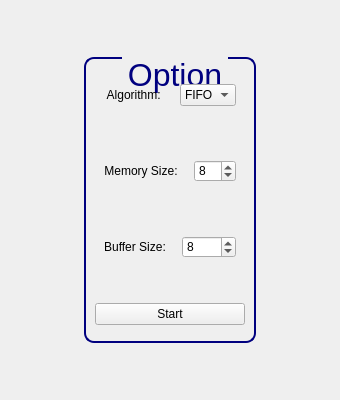
First picture: the form in OS_QAsys/ui/startwidget.ui, repository supine0703/OS_QASys, before the edit.
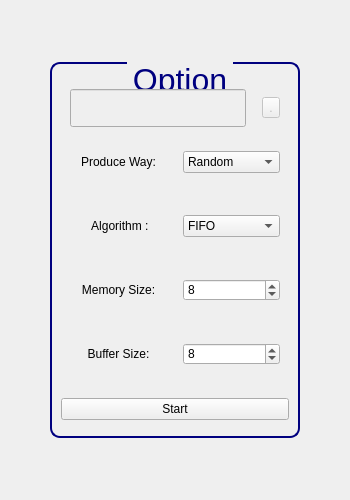
Second picture: the form after the edit.

```diff
--- a/OS_QAsys/ui/startwidget.ui
+++ b/OS_QAsys/ui/startwidget.ui
@@ -6,8 +6,8 @@
    <rect>
     <x>0</x>
     <y>0</y>
-    <width>340</width>
-    <height>400</height>
+    <width>350</width>
+    <height>500</height>
    </rect>
   </property>
   <property name="windowTitle">
@@ -59,9 +59,9 @@
      <property name="alignment">
       <set>Qt::AlignCenter</set>
      </property>
-     <layout class="QVBoxLayout" name="verticalLayout" stretch="0,0,0,0">
+     <layout class="QVBoxLayout" name="verticalLayout" stretch="0,0,0,0,0,0">
       <property name="spacing">
-       <number>36</number>
+       <number>24</number>
       </property>
       <property name="leftMargin">
        <number>9</number>
@@ -73,7 +73,109 @@
        <number>16</number>
       </property>
       <item>
-       <layout class="QHBoxLayout" name="optionLayout" stretch="0,0">
+       <layout class="QHBoxLayout" name="pathLayout" stretch="0,0">
+        <property name="spacing">
+         <number>16</number>
+        </property>
+        <property name="leftMargin">
+         <number>9</number>
+        </property>
+        <property name="topMargin">
+         <number>9</number>
+        </property>
+        <property name="rightMargin">
+         <number>9</number>
+        </property>
+        <property name="bottomMargin">
+         <number>0</number>
+        </property>
+        <item>
+         <widget class="QLineEdit" name="lineEdit_path">
+          <property name="enabled">
+           <bool>false</bool>
+          </property>
+          <property name="sizePolicy">
+           <sizepolicy hsizetype="Expanding" vsizetype="Expanding">
+            <horstretch>0</horstretch>
+            <verstretch>0</verstretch>
+           </sizepolicy>
+          </property>
+          <property name="font">
+           <font>
+            <family>Cascadia Mono</family>
+            <pointsize>16</pointsize>
+            <italic>true</italic>
+            <bold>false</bold>
+           </font>
+          </property>
+          <property name="tabletTracking">
+           <bool>false</bool>
+          </property>
+          <property name="dragEnabled">
+           <bool>true</bool>
+          </property>
+          <property name="clearButtonEnabled">
+           <bool>false</bool>
+          </property>
+         </widget>
+        </item>
+        <item>
+         <widget class="QToolButton" name="toolButton_path">
+          <property name="enabled">
+           <bool>false</bool>
+          </property>
+          <property name="text">
+           <string>.</string>
+          </property>
+         </widget>
+        </item>
+       </layout>
+      </item>
+      <item>
+       <layout class="QHBoxLayout" name="wayLayout" stretch="0,0">
+        <property name="spacing">
+         <number>16</number>
+        </property>
+        <property name="leftMargin">
+         <number>9</number>
+        </property>
+        <property name="topMargin">
+         <number>0</number>
+        </property>
+        <property name="rightMargin">
+         <number>9</number>
+        </property>
+        <property name="bottomMargin">
+         <number>9</number>
+        </property>
+        <item>
+         <widget class="QLabel" name="label_way">
+          <property name="text">
+           <string>Produce Way:</string>
+          </property>
+          <property name="alignment">
+           <set>Qt::AlignCenter</set>
+          </property>
+         </widget>
+        </item>
+        <item>
+         <widget class="QComboBox" name="comboBox_way">
+          <item>
+           <property name="text">
+            <string>Random</string>
+           </property>
+          </item>
+          <item>
+           <property name="text">
+            <string>RdFile</string>
+           </property>
+          </item>
+         </widget>
+        </item>
+       </layout>
+      </item>
+      <item>
+       <layout class="QHBoxLayout" name="algorithmLayout" stretch="0,0">
         <property name="spacing">
          <number>16</number>
         </property>
@@ -92,7 +194,7 @@
         <item>
          <widget class="QLabel" name="label_algorithm">
           <property name="text">
-           <string> Algorithm: </string>
+           <string> Algorithm :</string>
           </property>
           <property name="alignment">
            <set>Qt::AlignCenter</set>
@@ -100,7 +202,7 @@
          </widget>
         </item>
         <item>
-         <widget class="QComboBox" name="comboBox">
+         <widget class="QComboBox" name="comboBox_algorithm">
           <item>
            <property name="text">
             <string>FIFO</string>
```
Left out of the diff: 52 changed lines with no effect on the pictures.
